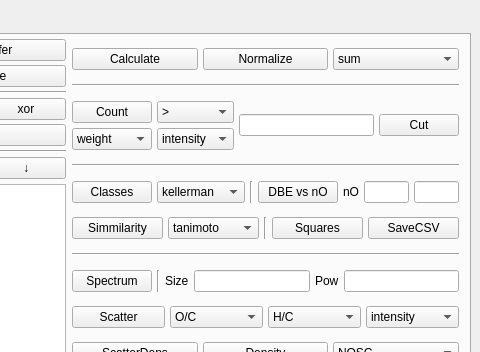
NOMspectra/NOMspectra, file qt_design/gui_design.ui: the form before one commit; both pictures show x 287 to 767 and y 0 to 352 of the 767 by 740 pixel window.
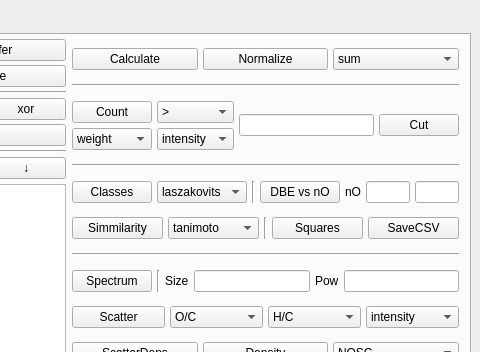
The form after the commit. The open tabs and pages were chosen to show the change.

Commit message: add mol classes by Laszakovits article

Patch:
```diff
--- a/qt_design/gui_design.ui
+++ b/qt_design/gui_design.ui
@@ -980,6 +980,11 @@
              </item>
              <item>
               <widget class="QComboBox" name="classes_choise">
+               <item>
+                <property name="text">
+                 <string>laszakovits</string>
+                </property>
+               </item>
                <item>
                 <property name="text">
                  <string>kellerman</string>
```
The commit also changes 5 other files.
